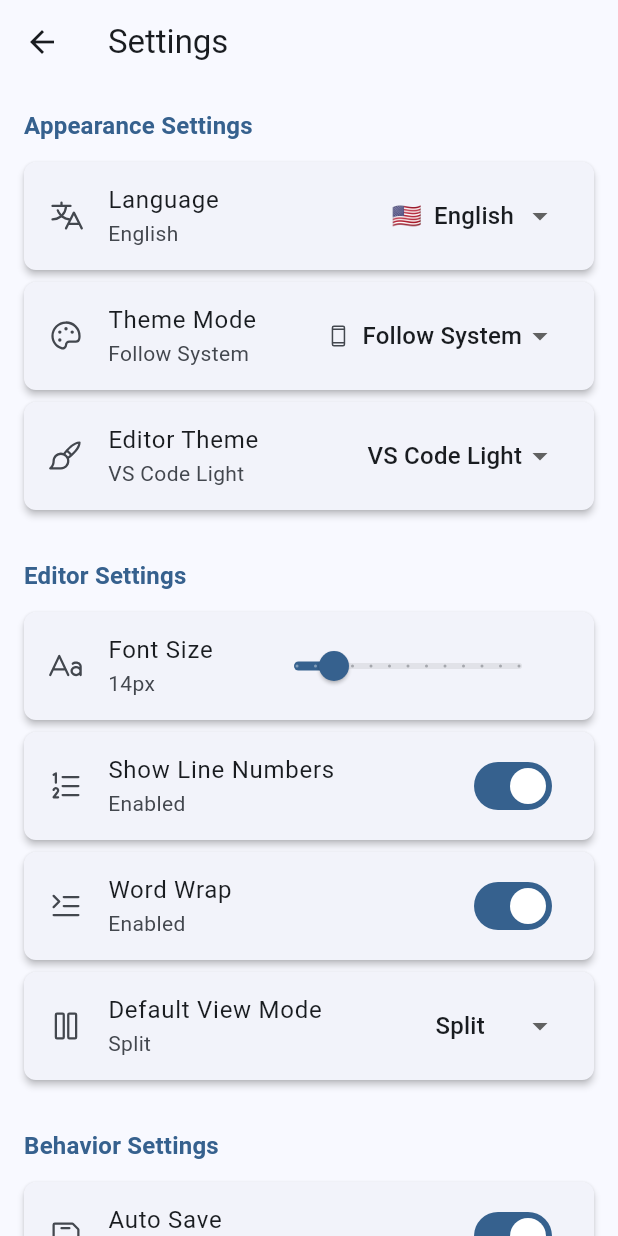
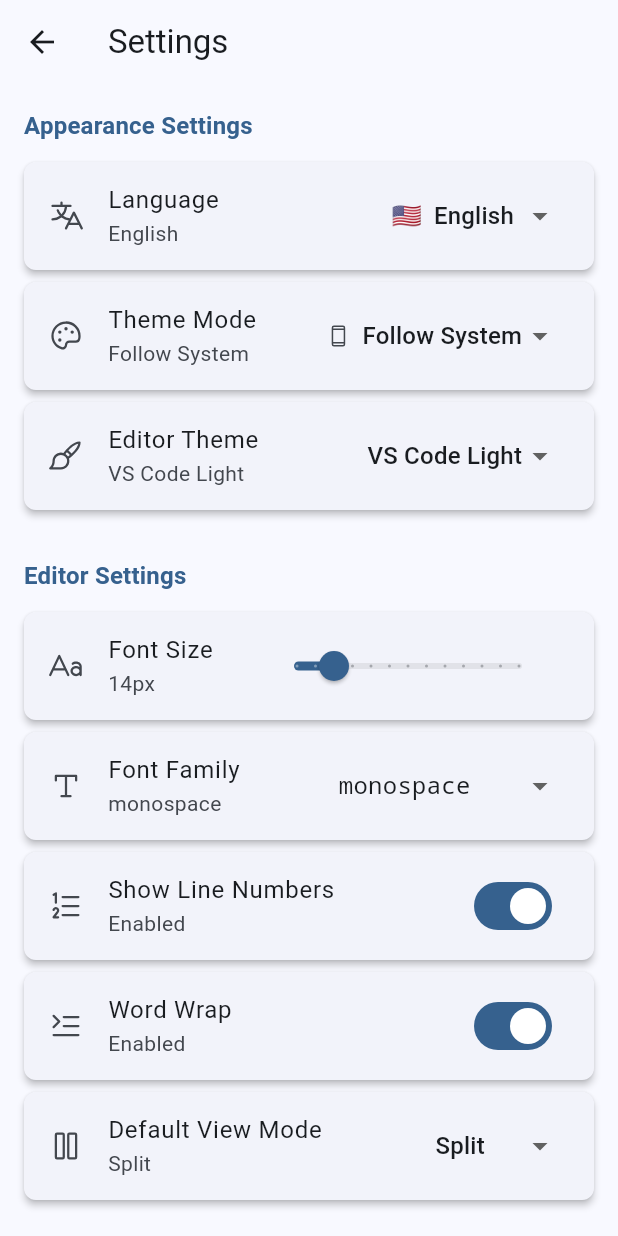
Before and after one commit to BinaryRisker/Markora, a Flutter app: the SettingsPage screen opened directly, on a phone screen of 412 x 824 dp. Run offline on Flutter 3.47's test engine with Material 3 defaults, Android fonts, the phone set to English and light mode, and no system bars; our stand-ins replace equatable, file_picker, flutter_markdown, flutter_riverpod, hive, hive_flutter and 3 more; missing offline and left inert: flutter_math_fork, markdown; accounts and stored records are empty.

Commit message:
feat(设置): 添加字体家族选择功能
在设置页面新增字体家族选择器，支持多种等宽字体选项
编辑器区域和行号现在使用用户选择的字体家族

```diff
--- a/lib/features/settings/domain/entities/app_settings.dart
+++ b/lib/features/settings/domain/entities/app_settings.dart
@@ -70,6 +70,10 @@ class AppSettings {
   @HiveField(15)
   final bool useSpacesForTab;
 
+  /// Font family
+  @HiveField(16)
+  final String fontFamily;
+
   const AppSettings({
     required this.themeMode,
     required this.editorTheme,
@@ -87,6 +91,7 @@ class AppSettings {
     required this.enableAutoComplete,
     required this.tabSize,
     required this.useSpacesForTab,
+    required this.fontFamily,
   });
 
   /// Default settings
@@ -112,6 +117,7 @@ class AppSettings {
       enableAutoComplete: true,
       tabSize: 2,
       useSpacesForTab: true,
+      fontFamily: 'monospace',
     );
   }
 
@@ -133,6 +139,7 @@ class AppSettings {
     bool? enableAutoComplete,
     int? tabSize,
     bool? useSpacesForTab,
+    String? fontFamily,
   }) {
     return AppSettings(
       themeMode: themeMode ?? this.themeMode,
@@ -151,6 +158,7 @@ class AppSettings {
       enableAutoComplete: enableAutoComplete ?? this.enableAutoComplete,
       tabSize: tabSize ?? this.tabSize,
       useSpacesForTab: useSpacesForTab ?? this.useSpacesForTab,
+      fontFamily: fontFamily ?? this.fontFamily,
     );
   }
 
@@ -173,6 +181,7 @@ class AppSettings {
       'enableAutoComplete': enableAutoComplete,
       'tabSize': tabSize,
       'useSpacesForTab': useSpacesForTab,
+      'fontFamily': fontFamily,
     };
   }
 
@@ -198,6 +207,7 @@ class AppSettings {
       enableAutoComplete: json['enableAutoComplete'] ?? true,
       tabSize: json['tabSize'] ?? 2,
       useSpacesForTab: json['useSpacesForTab'] ?? true,
+      fontFamily: json['fontFamily'] ?? 'monospace',
     );
   }
 
@@ -220,7 +230,8 @@ class AppSettings {
         other.enableLinting == enableLinting &&
         other.enableAutoComplete == enableAutoComplete &&
         other.tabSize == tabSize &&
-        other.useSpacesForTab == useSpacesForTab;
+        other.useSpacesForTab == useSpacesForTab &&
+        other.fontFamily == fontFamily;
   }
 
   @override
@@ -242,6 +253,7 @@ class AppSettings {
       enableAutoComplete,
       tabSize,
       useSpacesForTab,
+      fontFamily,
     );
   }
 
@@ -263,7 +275,8 @@ class AppSettings {
         'enableLinting: $enableLinting, '
         'enableAutoComplete: $enableAutoComplete, '
         'tabSize: $tabSize, '
-        'useSpacesForTab: $useSpacesForTab'
+        'useSpacesForTab: $useSpacesForTab, '
+        'fontFamily: $fontFamily'
         ')';
   }
 }
--- a/lib/features/settings/presentation/providers/settings_providers.dart
+++ b/lib/features/settings/presentation/providers/settings_providers.dart
@@ -106,6 +106,12 @@ class SettingsNotifier extends StateNotifier<AppSettings> {
     await _saveSettings();
   }
 
+  /// Update font family
+  Future<void> updateFontFamily(String fontFamily) async {
+    state = state.copyWith(fontFamily: fontFamily);
+    await _saveSettings();
+  }
+
   /// Reset to default settings
   Future<void> resetToDefaults() async {
     state = AppSettings.defaultSettings();
--- a/lib/features/settings/presentation/widgets/settings_page.dart
+++ b/lib/features/settings/presentation/widgets/settings_page.dart
@@ -223,6 +223,35 @@ class SettingsPage extends ConsumerWidget {
 
         _buildSettingCard(
           context,
+          leading: Icon(PhosphorIconsRegular.textT),
+          title: 'Font Family',
+          subtitle: settings.fontFamily,
+          trailing: DropdownButton<String>(
+            value: settings.fontFamily,
+            underline: const SizedBox(),
+            items: [
+              'monospace',
+              'Consolas',
+              'Courier New',
+              'Monaco',
+              'Menlo',
+              'Source Code Pro',
+              'Fira Code',
+              'JetBrains Mono',
+            ].map((font) => DropdownMenuItem(
+              value: font,
+              child: Text(font, style: TextStyle(fontFamily: font)),
+            )).toList(),
+            onChanged: (String? font) {
+              if (font != null) {
+                ref.read(settingsProvider.notifier).updateFontFamily(font);
+              }
+            },
+          ),
+        ),
+
+        _buildSettingCard(
+          context,
           leading: Icon(PhosphorIconsRegular.listNumbers),
           title: AppLocalizations.of(context)!.showLineNumbers,
           subtitle: settings.showLineNumbers ? AppLocalizations.of(context)!.enabled : AppLocalizations.of(context)!.disabled,
```
Also changed, not shown: lib/features/editor/presentation/widgets/markdown_editor.dart (+51 -3 lines), lib/features/settings/domain/entities/app_settings.g.dart.
